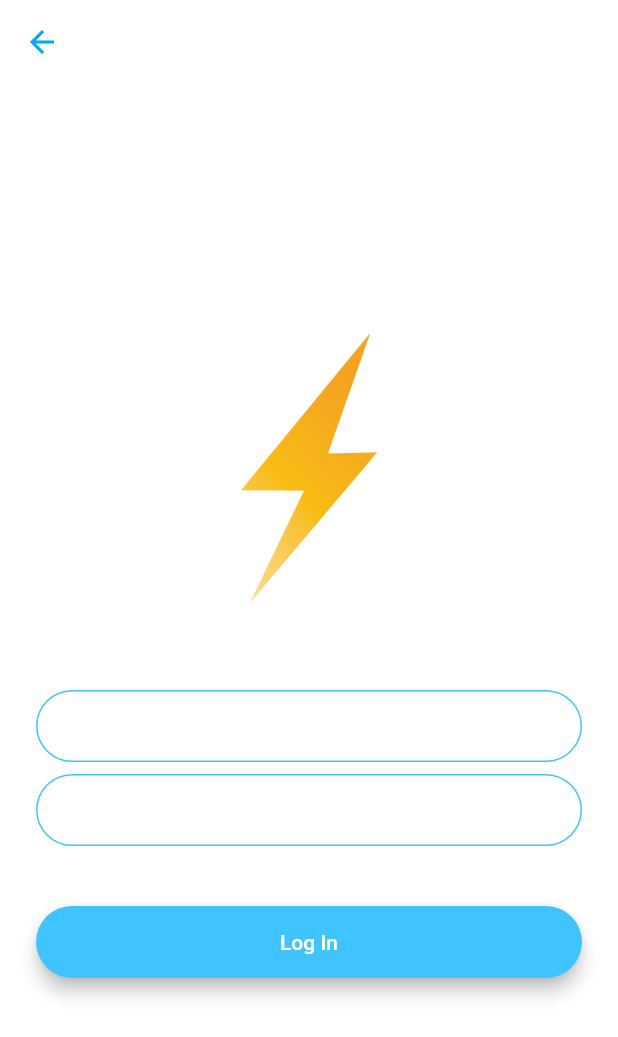
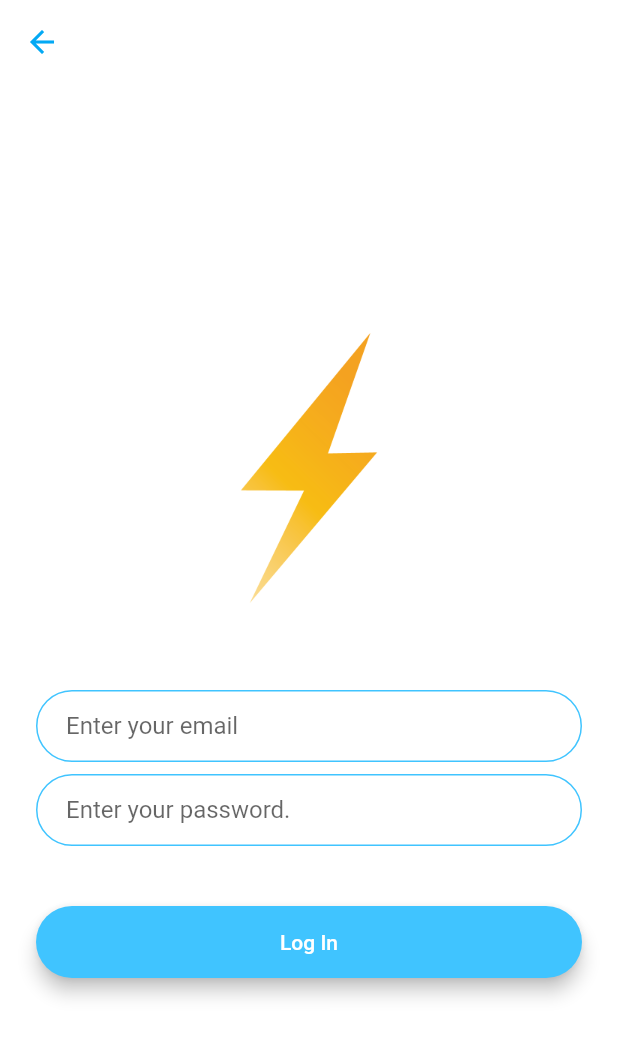
Before and after one commit to UlugbekYarkinov/chatter, a Flutter app: the screen it shows after launch, after a tap on "Log In", on a phone screen of 412 x 824 dp. Shown: the top 1037 px of the screen. Run offline on Flutter 3.47's test engine with Material 2 defaults, Android fonts, the phone set to English and light mode, and no system bars; our stand-ins replace animated_text_kit.

Commit message:
theme changed from dark to standard

```diff
--- a/lib/components/rounded_action_button.dart
+++ b/lib/components/rounded_action_button.dart
@@ -26,6 +26,9 @@ class RoundedActionButton extends StatelessWidget {
           height: 42.0,
           child: Text(
             label,
+            style: const TextStyle(
+              color: Colors.white
+            ),
           ),
         ),
       ),
--- a/lib/main.dart
+++ b/lib/main.dart
@@ -12,7 +12,7 @@ class FlashChat extends StatelessWidget {
   @override
   Widget build(BuildContext context) {
     return MaterialApp(
-      theme: ThemeData.dark().copyWith(
+      theme: ThemeData(
         textTheme: const TextTheme(
           bodyLarge: TextStyle(color: Colors.black54),
         ),
```
